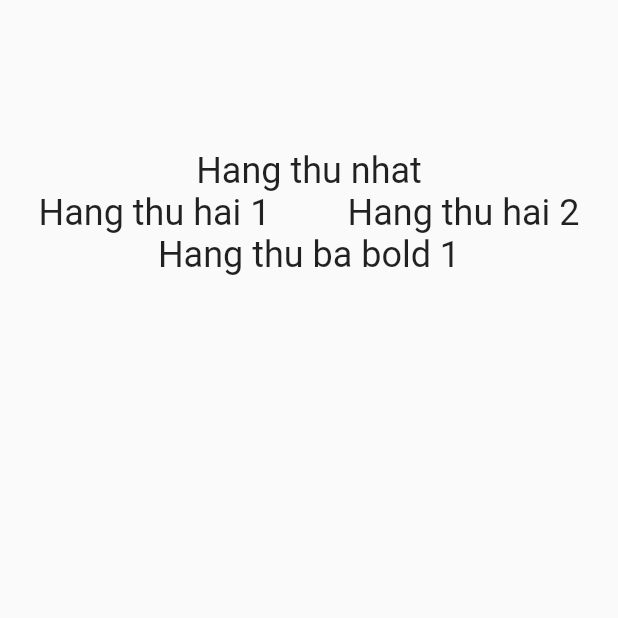
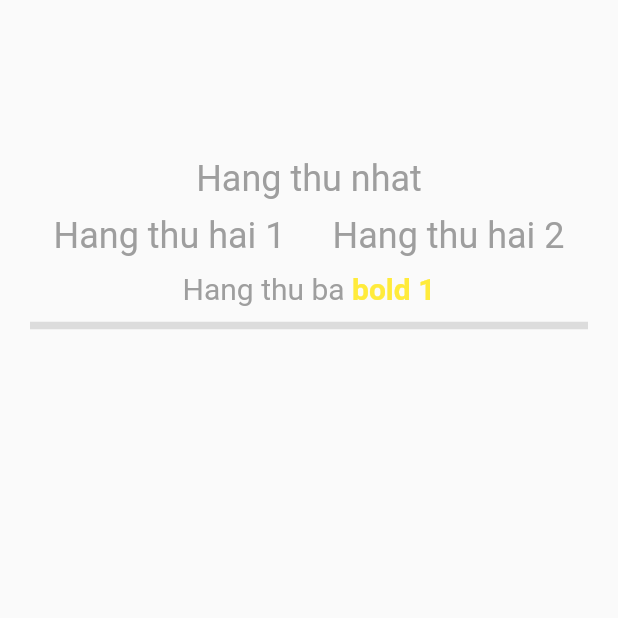
Before and after one commit to khoa-nd/flutter_row_column_stack_layout, a Flutter app: the screen it shows after launch, on a phone screen of 412 x 824 dp, the top half of it. Run offline on Flutter 3.47's test engine with Material 2 defaults, Android fonts, the phone set to English and light mode, and no system bars.

Commit message:
Add styles for text widget

```diff
--- a/lib/main.dart
+++ b/lib/main.dart
@@ -6,6 +6,7 @@ void main() {
 
 class MyApp extends StatelessWidget {
   const MyApp({super.key});
+
   @override
   Widget build(BuildContext context) {
     return MaterialApp(
@@ -20,6 +21,7 @@ class MyApp extends StatelessWidget {
 
 class MyHomePage extends StatefulWidget {
   const MyHomePage({super.key, required this.title});
+
   final String title;
 
   @override
@@ -27,24 +29,50 @@ class MyHomePage extends StatefulWidget {
 }
 
 class _MyHomePageState extends State<MyHomePage> {
-
   @override
   Widget build(BuildContext context) {
     return Scaffold(
       body: Center(
-        child: Container(
-          margin: const EdgeInsets.only(top: 100.0),
-          child: Column(
-            mainAxisAlignment: MainAxisAlignment.start,
-            children: <Widget>[
-              const Text("Hang thu nhat", style: TextStyle(fontSize: 24.0), textAlign: TextAlign.center),
-              Row(mainAxisAlignment: MainAxisAlignment.spaceAround,
-              children: const [
-                Text("Hang thu hai 1", style: TextStyle(fontSize: 24.0), textAlign: TextAlign.center),
-                Text("Hang thu hai 2", style: TextStyle(fontSize: 24.0), textAlign: TextAlign.center),
-              ]
-              ),
-              const Text("Hang thu ba bold 1", style: TextStyle(fontSize: 24.0), textAlign: TextAlign.center),
+          child: Container(
+        margin: const EdgeInsets.only(top: 100.0, left: 20.0, right: 20.0),
+        child: Column(
+          mainAxisAlignment: MainAxisAlignment.start,
+          children: <Widget>[
+            const Padding(
+                padding: EdgeInsets.symmetric(vertical: 5.0),
+                child: Text("Hang thu nhat",
+                    style: TextStyle(fontSize: 24.0, color: Colors.grey),
+                    textAlign: TextAlign.center)),
+            Padding(
+                padding: const EdgeInsets.symmetric(vertical: 5.0),
+                child: Row(
+                    mainAxisAlignment: MainAxisAlignment.spaceAround,
+                    children: const [
+                      Text("Hang thu hai 1",
+                          style: TextStyle(fontSize: 24.0, color: Colors.grey),
+                          textAlign: TextAlign.center),
+                      Text("Hang thu hai 2",
+                          style: TextStyle(fontSize: 24.0, color: Colors.grey),
+                          textAlign: TextAlign.center),
+                    ])),
+            const Padding(
+                padding: EdgeInsets.symmetric(vertical: 5.0),
+                child: Text.rich(
+                  TextSpan(
+                      text: 'Hang thu ba ',
+                      style: TextStyle(fontSize: 20.0, color: Colors.grey),
+                      children: <TextSpan>[
+                        TextSpan(
+                          text: 'bold 1',
+                          style: TextStyle(
+                              fontWeight: FontWeight.bold,
+                              color: Colors.yellow),
+                        )
+                      ]),
+                )),
+            const Divider(
+              thickness: 5.0,
+            )
           ],
         ),
       )),
```
